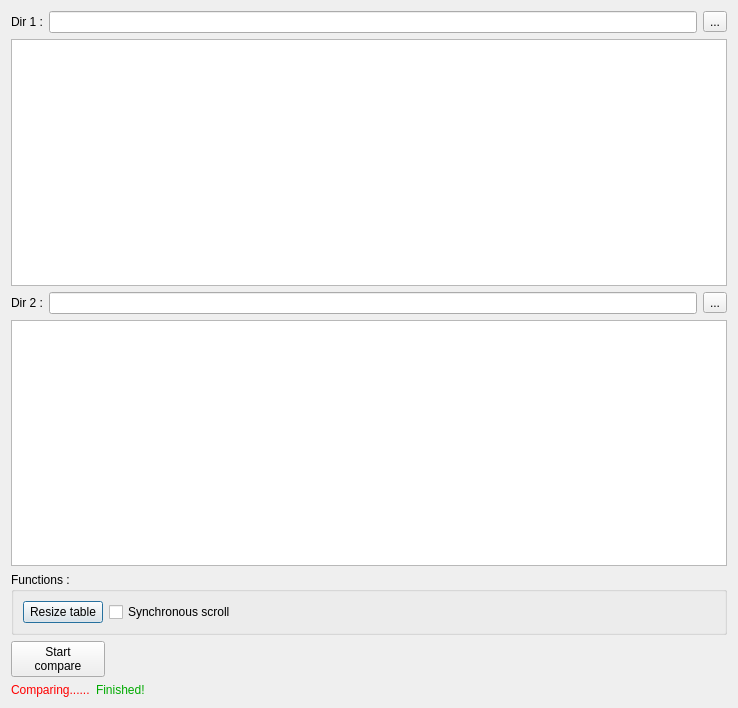
Before: the Qt Designer form CDMainWindow.ui in liyiji/riderapmoc, drawn with Qt 5.
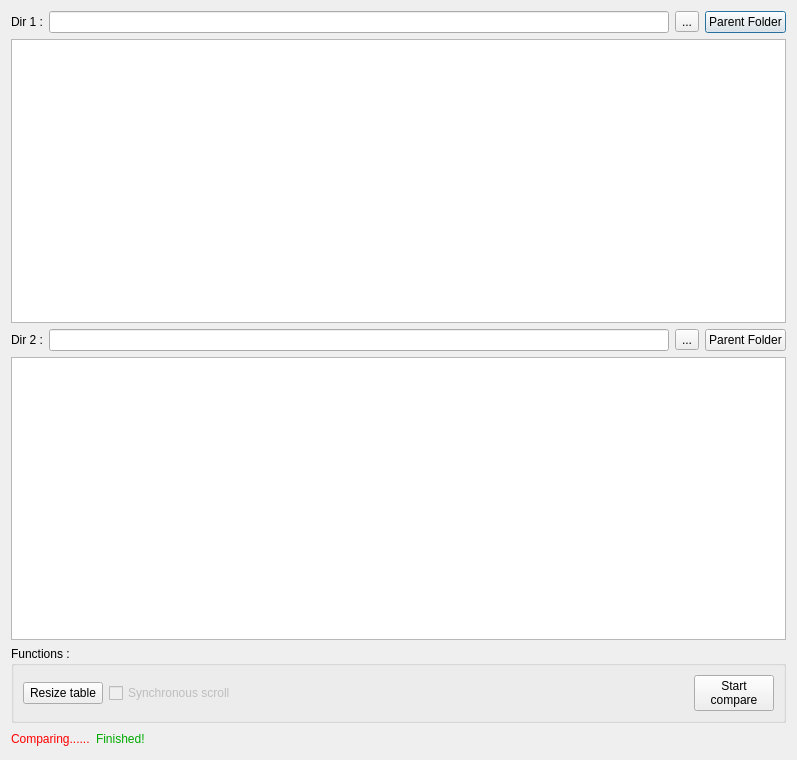
After: the same form once the commit is applied. Custom widgets are drawn as their Qt base class.

The edit to the form file:
```diff
--- a/CDMainWindow.ui
+++ b/CDMainWindow.ui
@@ -6,8 +6,8 @@
    <rect>
     <x>0</x>
     <y>0</y>
-    <width>738</width>
-    <height>708</height>
+    <width>797</width>
+    <height>760</height>
    </rect>
   </property>
   <property name="windowTitle">
@@ -37,6 +37,13 @@
        </property>
       </widget>
      </item>
+     <item>
+      <widget class="QPushButton" name="pushButton_2">
+       <property name="text">
+        <string>Parent Folder</string>
+       </property>
+      </widget>
+     </item>
     </layout>
    </item>
    <item row="1" column="0">
@@ -65,6 +72,13 @@
        </property>
       </widget>
      </item>
+     <item>
+      <widget class="QPushButton" name="pushButton_4">
+       <property name="text">
+        <string>Parent Folder</string>
+       </property>
+      </widget>
+     </item>
     </layout>
    </item>
    <item row="3" column="0">
@@ -85,6 +99,9 @@
       </item>
       <item row="0" column="1">
        <widget class="QCheckBox" name="checkBox">
+        <property name="enabled">
+         <bool>false</bool>
+        </property>
         <property name="text">
          <string>Synchronous scroll</string>
         </property>
@@ -103,16 +120,7 @@
         </property>
        </spacer>
       </item>
-     </layout>
-    </widget>
-   </item>
-   <item row="5" column="0">
-    <layout class="QHBoxLayout" name="horizontalLayout_6">
-     <item>
-      <layout class="QVBoxLayout" name="verticalLayout">
-       <item>
-        <layout class="QHBoxLayout" name="horizontalLayout_5">
-         <item>
+      <item row="0" column="3">
           <widget class="QPushButton" name="pushButton">
            <property name="text">
             <string>Start
@@ -120,25 +128,10 @@
            </property>
           </widget>
          </item>
-         <item>
-          <spacer name="horizontalSpacer_4">
-           <property name="orientation">
-            <enum>Qt::Horizontal</enum>
-           </property>
-           <property name="sizeType">
-            <enum>QSizePolicy::Fixed</enum>
-           </property>
-           <property name="sizeHint" stdset="0">
-            <size>
-             <width>40</width>
-             <height>20</height>
-            </size>
-           </property>
-          </spacer>
-         </item>
-        </layout>
-       </item>
-       <item>
+     </layout>
+    </widget>
+   </item>
+   <item row="5" column="0">
         <layout class="QHBoxLayout" name="horizontalLayout_3">
          <item>
           <widget class="QLabel" name="label_3">
@@ -227,10 +220,6 @@
             <string>Finished!</string>
            </property>
           </widget>
-         </item>
-        </layout>
-       </item>
-      </layout>
      </item>
      <item>
       <spacer name="horizontalSpacer">
```
Lines whose indentation alone changed are shown as unchanged.
